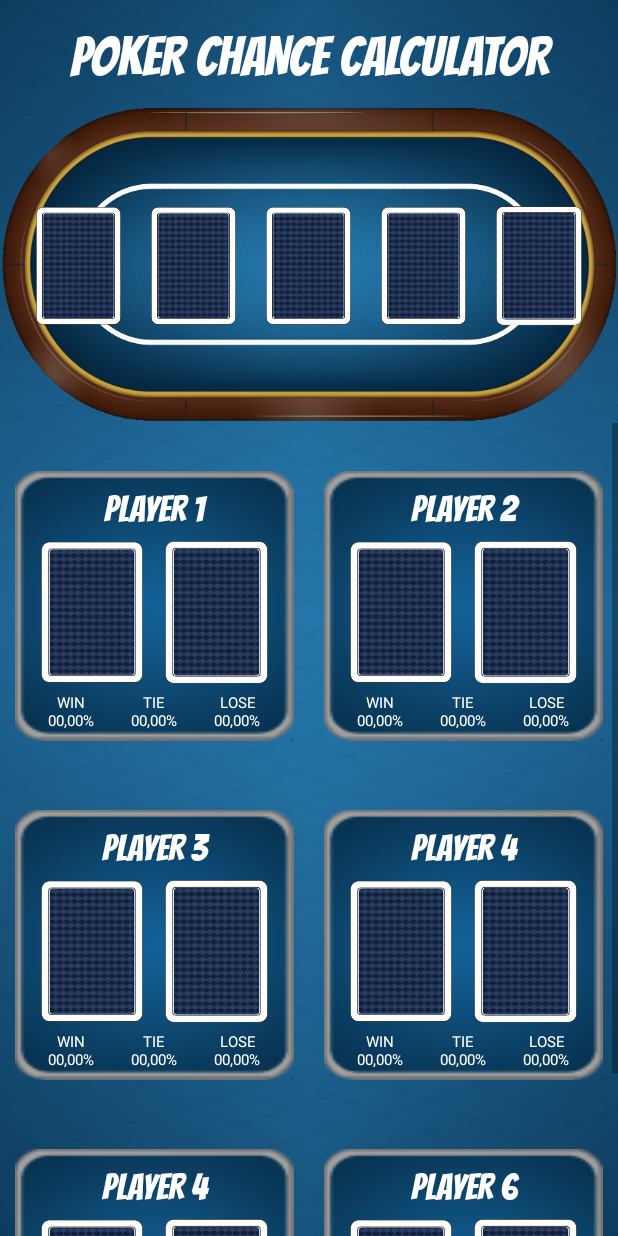
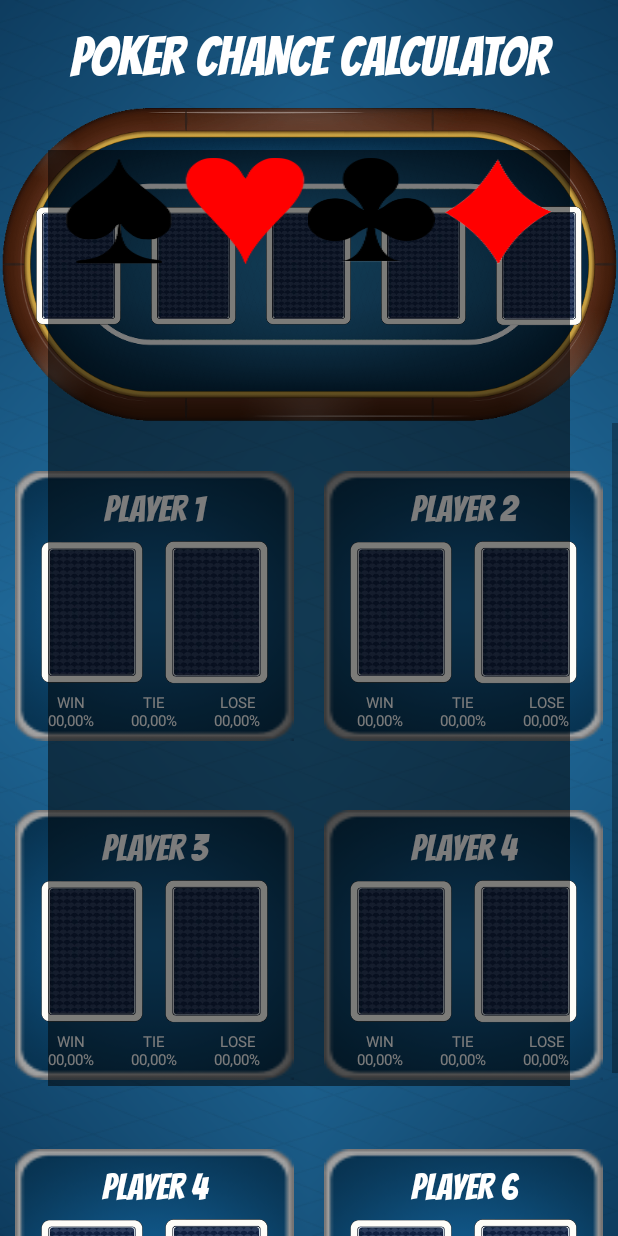
Before and after one commit to Parlov12/Poker_chance_calculator, an Android app: the layout activity_main.xml on its own in the app's theme, with its tools: preview values and no code run, on a phone screen of 412 x 824 dp. Run offline under Robolectric (Android 15) with nearby library versions, the phone set to English and light mode, and no system bars.

Commit message:
4th commit

```diff
--- /dev/null
+++ b/app/src/main/java/com/example/pokerchancecalculator/BounceScrollView.java
@@ -0,0 +1,52 @@
+package com.example.pokerchancecalculator;
+
+import android.content.Context;
+import android.util.AttributeSet;
+import android.util.DisplayMetrics;
+import android.widget.ScrollView;
+
+public class BounceScrollView extends ScrollView {
+    private static final int MAX_Y_OVERSCROLL_DISTANCE = 20;
+
+    private Context mContext;
+    private int mMaxYOverscrollDistance;
+
+    public BounceScrollView(Context context)
+    {
+        super(context);
+        mContext = context;
+        initBounceScrollView();
+    }
+
+    public BounceScrollView(Context context, AttributeSet attrs)
+    {
+        super(context, attrs);
+        mContext = context;
+        initBounceScrollView();
+    }
+
+    public BounceScrollView(Context context, AttributeSet attrs, int defStyle)
+    {
+        super(context, attrs, defStyle);
+        mContext = context;
+        initBounceScrollView();
+    }
+
+    private void initBounceScrollView()
+    {
+        //get the density of the screen and do some maths with it on the max overscroll distance
+        //variable so that you get similar behaviors no matter what the screen size
+
+        final DisplayMetrics metrics = mContext.getResources().getDisplayMetrics();
+        final float density = metrics.density;
+
+        mMaxYOverscrollDistance = (int) (density * MAX_Y_OVERSCROLL_DISTANCE);
+    }
+
+    @Override
+    protected boolean overScrollBy(int deltaX, int deltaY, int scrollX, int scrollY, int scrollRangeX, int scrollRangeY, int maxOverScrollX, int maxOverScrollY, boolean isTouchEvent)
+    {
+        //This is where the magic happens, we have replaced the incoming maxOverScrollY with our own custom variable mMaxYOverscrollDistance;
+        return super.overScrollBy(deltaX, deltaY, scrollX, scrollY, scrollRangeX, scrollRangeY, maxOverScrollX, mMaxYOverscrollDistance, isTouchEvent);
+    }
+}
--- a/app/src/main/res/layout/activity_main.xml
+++ b/app/src/main/res/layout/activity_main.xml
@@ -91,7 +91,7 @@
 
     </LinearLayout>
 
-    <ScrollView
+    <com.example.pokerchancecalculator.BounceScrollView
         android:id="@+id/scroll_view"
         android:layout_width="0dp"
         android:layout_height="0dp"
@@ -735,7 +735,7 @@
         -->
         </LinearLayout>
 
-    </ScrollView>
+    </com.example.pokerchancecalculator.BounceScrollView>
 
 
 <!-- LinearLayout koji se ponasa kao dialoski okvir -->
@@ -751,39 +751,54 @@
         app:layout_constraintBottom_toBottomOf="parent"
         app:layout_constraintEnd_toEndOf="parent"
         app:layout_constraintStart_toStartOf="parent"
-        app:layout_constraintTop_toTopOf="parent">
+        app:layout_constraintTop_toTopOf="parent"
+        android:background="#83000000">
 
         <LinearLayout
             android:id="@+id/card_type"
             android:layout_width="match_parent"
             android:layout_height="match_parent"
+            android:layout_marginStart="5dp"
+            android:layout_marginTop="5dp"
+            android:layout_marginEnd="5dp"
             android:orientation="horizontal"
             android:weightSum="1">
 
             <ImageView
                 android:id="@+id/spades"
-                android:layout_width="0dp"
-                android:layout_height="0dp"
-                android:background="@drawable/spades"/>
+                android:layout_width="wrap_content"
+                android:layout_height="wrap_content"
+                android:layout_weight="0.25"
+                android:background="@drawable/spades" />
 
             <ImageView
                 android:id="@+id/hearts"
-                android:layout_width="0dp"
-                android:layout_height="0dp"
-                android:background="@drawable/hearts"/>
+                android:layout_width="wrap_content"
+                android:layout_height="wrap_content"
+                android:layout_weight="0.25"
+                android:background="@drawable/hearts" />
 
             <ImageView
                 android:id="@+id/clubs"
-                android:layout_width="0dp"
-                android:layout_height="0dp"
-                android:background="@drawable/clubs"/>
+                android:layout_width="wrap_content"
+                android:layout_height="wrap_content"
+                android:layout_weight="0.25"
+                android:background="@drawable/clubs" />
 
             <ImageView
                 android:id="@+id/diamonds"
-                android:layout_width="0dp"
-                android:layout_height="0dp"
-                android:background="@drawable/diamonds"/>
+                android:layout_width="wrap_content"
+                android:layout_height="wrap_content"
+                android:layout_weight="0.25"
+                android:background="@drawable/diamonds" />
 
+        </LinearLayout>
+
+        <LinearLayout
+            android:id="@+id/cards_first_row"
+            android:layout_width="wrap_content"
+            android:layout_height="wrap_content"
+            android:orientation="horizontal">
 
         </LinearLayout>
 
```
Also changed, not shown: app/src/main/java/com/example/pokerchancecalculator/Card_model.java (deleted, +0 -9 lines), app/src/main/java/com/example/pokerchancecalculator/Karte/Card_model.java (added, +23 -0 lines), app/src/main/java/com/example/pokerchancecalculator/Karte/Cards.java (added, +94 -0 lines), app/src/main/java/com/example/pokerchancecalculator/MainActivity.java (+15 -0 lines).
